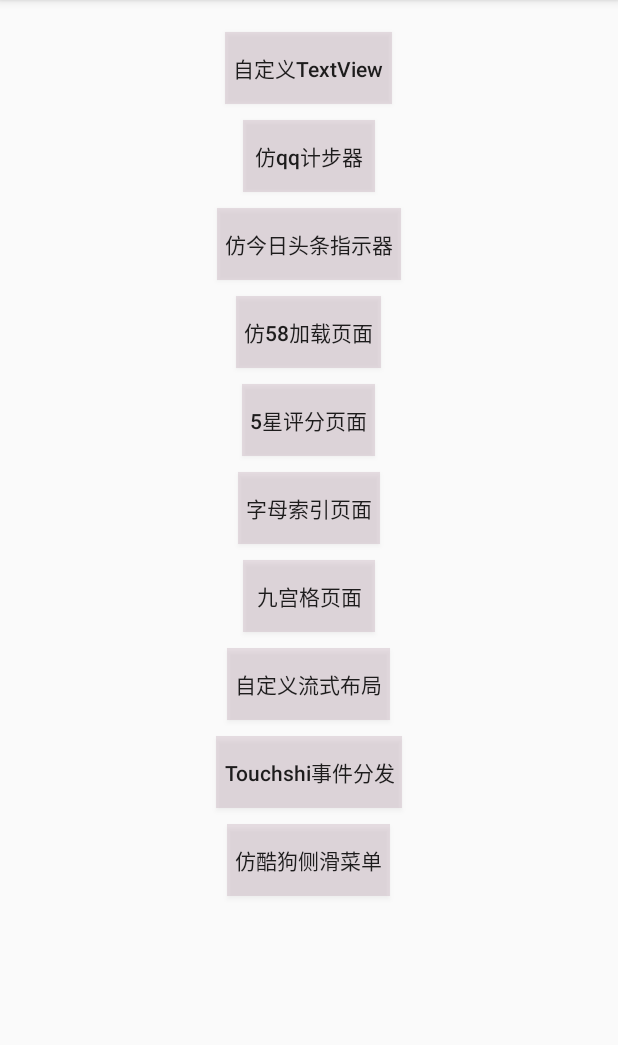
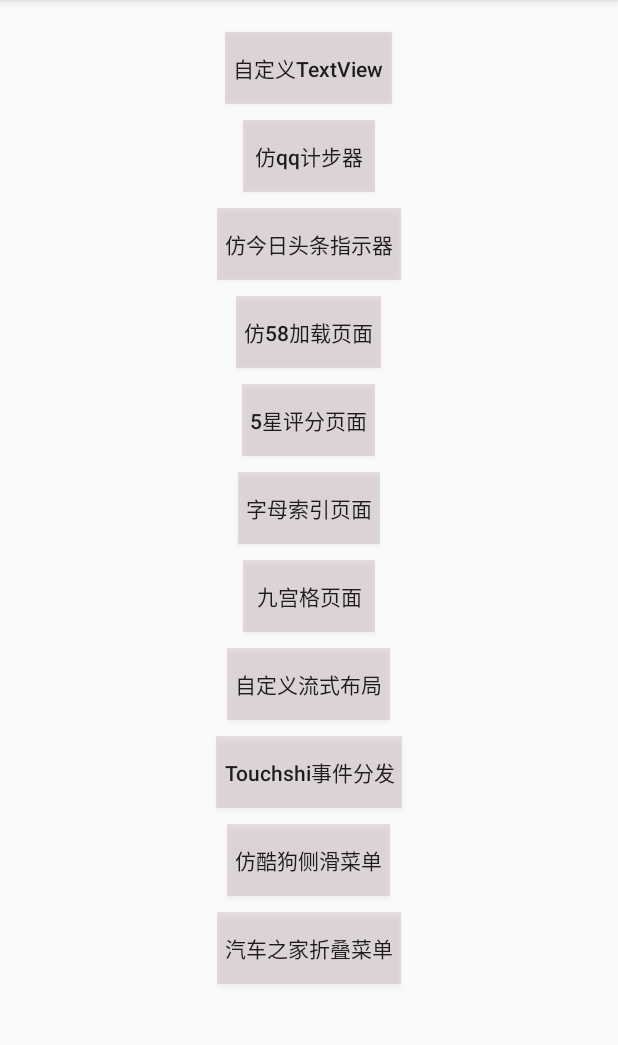
Before and after one commit to xuchengpu/CustomControl, an Android app: the screen it shows after launch (MainActivity), on a phone screen of 412 x 824 dp, the part 84-1129 px from its top. Run offline under Robolectric (Android 15) with nearby library versions, the light colour scheme and no system bars; our stand-ins replace ButterKnife.

```diff
--- a/app/src/main/AndroidManifest.xml
+++ b/app/src/main/AndroidManifest.xml
@@ -25,7 +25,8 @@
         <activity android:name=".activitys.SudokuActivity" />
         <activity android:name=".activitys.FlowlayoutActivity" />
         <activity android:name=".activitys.TouchActivity" />
-        <activity android:name=".activitys.KuGouActivity"></activity>
+        <activity android:name=".activitys.KuGouActivity" />
+        <activity android:name=".activitys.ViewDragHelperActivity"></activity>
     </application>
 
 </manifest>
--- a/app/src/main/java/com/xuchengpu/customcontrol/activitys/MainActivity.java
+++ b/app/src/main/java/com/xuchengpu/customcontrol/activitys/MainActivity.java
@@ -34,6 +34,8 @@ public class MainActivity extends AppCompatActivity {
     Button btnTouch;
     @InjectView(R.id.btn_kugou)
     Button btnKugou;
+    @InjectView(R.id.btn_draghelper)
+    Button btnDraghelper;
 
     @Override
     protected void onCreate(Bundle savedInstanceState) {
@@ -43,7 +45,7 @@ public class MainActivity extends AppCompatActivity {
     }
 
 
-    @OnClick({R.id.btn_kugou,R.id.btn_touch, R.id.btn_flowlayout, R.id.btn_sudoku, R.id.btn_index, R.id.btn_textview, R.id.btn_step, R.id.btn_indicator, R.id.btn_imitation58, R.id.btn_rate})
+    @OnClick({R.id.btn_draghelper,R.id.btn_kugou, R.id.btn_touch, R.id.btn_flowlayout, R.id.btn_sudoku, R.id.btn_index, R.id.btn_textview, R.id.btn_step, R.id.btn_indicator, R.id.btn_imitation58, R.id.btn_rate})
     public void onClick(View view) {
         Intent intent = null;
         switch (view.getId()) {
@@ -77,6 +79,9 @@ public class MainActivity extends AppCompatActivity {
             case R.id.btn_kugou:
                 intent = new Intent(this, KuGouActivity.class);
                 break;
+            case R.id.btn_draghelper:
+                intent = new Intent(this, ViewDragHelperActivity.class);
+                break;
         }
         if (intent != null) {
             startActivity(intent);
--- a/app/src/main/res/layout/activity_main.xml
+++ b/app/src/main/res/layout/activity_main.xml
@@ -106,6 +106,15 @@
             android:padding="5dp"
             android:text="仿酷狗侧滑菜单"
             android:textAllCaps="false" />
+        <Button
+            android:id="@+id/btn_draghelper"
+            android:layout_width="wrap_content"
+            android:layout_height="wrap_content"
+            android:layout_margin="5dp"
+            android:background="#44af8fa0"
+            android:padding="5dp"
+            android:text="汽车之家折叠菜单"
+            android:textAllCaps="false" />
 
     </LinearLayout>
 
```
Also changed, not shown: app/src/main/java/com/xuchengpu/customcontrol/activitys/ViewDragHelperActivity.java (added, +36 -0 lines), app/src/main/res/layout/activity_view_drag_helper.xml (added, +20 -0 lines).
